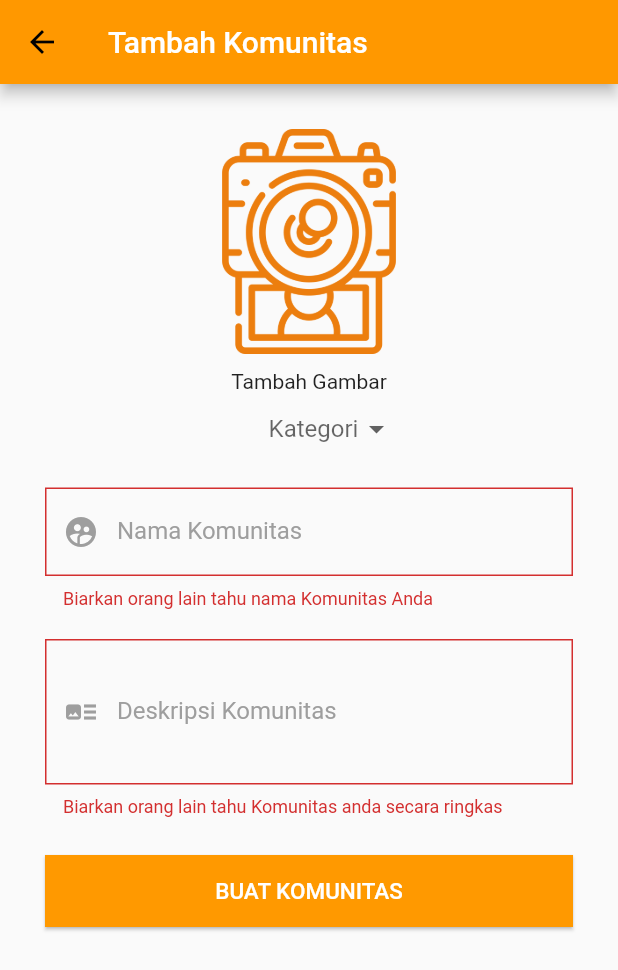
After one commit to handihand53/comugram, a Flutter app: the KomunitasForm screen opened directly, after a tap on "BUAT KOMUNITAS", on a phone screen of 412 x 824 dp. The commit adds this screen. Shown: the top 970 px of the screen. Run offline on Flutter 3.47's test engine with Material 2 defaults, Android fonts, the phone set to English and light mode, and no system bars; our stand-ins replace cloud_firestore, firebase_auth, firebase_storage, google_sign_in, image_cropper, image_picker; accounts and stored records are empty.

Commit message:
Add Komunitas
gnti ikon di register, tmbh : servisFs, addKomunitas, pubspec.

```diff
--- a/comugram/lib/Login.dart
+++ b/comugram/lib/Login.dart
@@ -1,8 +1,8 @@
+import 'package:comugram/TambahKomunitas.dart';
 import 'package:firebase_auth/firebase_auth.dart';
 import 'package:flutter/cupertino.dart';
 import 'package:flutter/material.dart';
 import 'package:google_sign_in/google_sign_in.dart';
-
 import 'Home.dart';
 
 class Login extends StatefulWidget {
--- a/comugram/lib/RegisterForm.dart
+++ b/comugram/lib/RegisterForm.dart
@@ -6,6 +6,7 @@ import 'Home.dart';
 import 'Validator.dart';
 import 'model/User.dart';
 import 'package:firebase_auth/firebase_auth.dart';
+import 'TambahKomunitas.dart';
 
 class RegisterForm extends StatefulWidget {
 
@@ -37,7 +38,7 @@ class _RegisterFormState extends State<RegisterForm> with Validation{
   }
   void doRegis(String email, String pass, String uname) async{
     RegisUnamePass(email, pass).then((FirebaseUser user){
-      userModel = User(uid: user.uid, username: uname,email: user.email, pass: pass);
+      userModel = User(uid: user.uid, username: uname,email: user.email);
       Fs.InsertDataUser(userModel);
       Navigator.pushReplacement(this.context, MaterialPageRoute(builder: (BuildContext context) => Home()));
     }).catchError((e) =>print(e.toString()));
@@ -87,7 +88,7 @@ class _RegisterFormState extends State<RegisterForm> with Validation{
                             decoration: InputDecoration(
                               labelText: 'Username',
                               prefixIcon: Icon(
-                                Icons.supervised_user_circle,
+                                Icons.account_box,
                                 color: Colors.grey,
                               ),
                               labelStyle: TextStyle(color: Colors.grey),
--- a/comugram/lib/SplashScreen.dart
+++ b/comugram/lib/SplashScreen.dart
@@ -1,5 +1,6 @@
 import 'dart:convert';
 import 'package:comugram/Home.dart';
+import 'package:comugram/TambahKomunitas.dart';
 import 'package:flutter/cupertino.dart';
 import 'package:flutter/material.dart';
 import 'dart:async';
--- /dev/null
+++ b/comugram/lib/TambahKomunitas.dart
@@ -0,0 +1,291 @@
+import 'dart:io';
+import 'package:comugram/services/FirestoreServices.dart';
+import 'package:firebase_auth/firebase_auth.dart';
+import 'package:flutter/cupertino.dart';
+import 'package:flutter/gestures.dart';
+import 'package:flutter/material.dart';
+import 'package:image_cropper/image_cropper.dart';
+import 'package:image_picker/image_picker.dart';
+import 'package:intl/intl.dart';
+import 'package:uuid/uuid.dart';
+import 'Validator.dart';
+import 'model/Komunitas.dart';
+
+class KomunitasForm extends StatefulWidget {
+
+  @override
+  _KomunitasFormState createState() => _KomunitasFormState();
+}
+
+class _KomunitasFormState extends State<KomunitasForm> with Validation{
+  final formKey = GlobalKey<FormState>();
+  FirestoreServices Fs = new FirestoreServices();
+  TextEditingController nameController = TextEditingController();
+  TextEditingController deskController = TextEditingController();
+  String dropdownValue;
+  String imagePath;
+  File imgPick;
+  FirebaseAuth _auth = FirebaseAuth.instance;
+  DateTime dateTime = DateTime.now();
+  var uuid = Uuid();
+
+  getImage(String result) async{
+    if(result == 'pickImg'){
+      imgPick = await ImagePicker.pickImage(source: ImageSource.camera);
+      if(imgPick != null){
+        File croppedImg = await ImageCropper.cropImage(
+          sourcePath: imgPick.path,
+          aspectRatio: CropAspectRatio(
+            ratioX: 1,ratioY: 1,
+          ),
+          compressQuality: 100,
+          maxHeight: 700,
+          maxWidth: 700,
+        );
+        setState(() {imgPick = croppedImg;});
+      }
+    }else{
+      imgPick = await ImagePicker.pickImage(source: ImageSource.gallery);
+      if(imgPick != null){
+        File croppedImg = await ImageCropper.cropImage(
+          sourcePath: imgPick.path,
+          aspectRatio: CropAspectRatio(
+            ratioX: 1,ratioY: 1,
+          ),
+          compressQuality: 100,
+          maxHeight: 700,
+          maxWidth: 700,
+        );
+        setState(() {imgPick = croppedImg;});
+      }
+    }
+  }
+
+  @override
+  Widget build(BuildContext context) {
+    return Scaffold(
+      appBar: AppBar(
+        backgroundColor: Colors.orange,
+        title: Text("Tambah Komunitas", style: TextStyle(color: Colors.white),),
+      ),
+      body: Container(
+        child: ListView(
+          children: <Widget> [
+            //circular image...
+            //form
+            Padding(
+                padding: EdgeInsets.all(15.0),
+                child: Container(
+                  decoration: BoxDecoration(
+                    color: Color.fromRGBO(56, 54, 54, 0),
+                    borderRadius: BorderRadius.all(Radius.circular(20.0)),
+                  ),
+                  child: Padding(
+                    padding: EdgeInsets.only(left: 15, right: 15),
+                    child: Form(
+                      key: formKey,
+                      child: Column(
+                        children: <Widget>[
+                          PopupMenuButton<String>(
+                            onSelected: (String result){
+                              print(result);
+                              getImage(result);
+                            },
+                            itemBuilder: (BuildContext context) => [
+                              PopupMenuItem(
+                                value: 'pickImg',
+                                child: Text('Ambil Foto'),
+                              ),
+                              PopupMenuItem(
+                                value: 'pickGallery',
+                                child: Text('Pilih dari Gallery'),
+                              )
+                            ],
+                            child: (imgPick== null) ?
+                            Container(
+                                child: Column(children: <Widget>[
+                                  SizedBox(height: 15),
+                                  Container(
+                                    width: 150,
+                                    height: 150,
+                                    child: Image.asset('images/instant-camera.png'),
+                                  ),
+                                  SizedBox(height: 10),
+                                  Text('Tambah Gambar'),
+                                ],)
+                            ) : Container(
+                                child: Column(children: <Widget>[
+                                  SizedBox(height: 15),
+                                  Container(
+                                    width: 250,
+                                    height: 250,
+                                    child: ClipRRect(
+                                      borderRadius: BorderRadius.circular(8.0),
+                                      child: Image.file(imgPick),
+                                    ),
+                                  ),
+                                ],)
+                            ),
+                          ),
+                          Padding(
+                            padding: EdgeInsets.only(left: 30),
+                            child: DropdownButton<String>(
+                              iconSize: 24,
+                              hint: Text('Kategori'),
+                              value: dropdownValue,
+                              elevation: 16,
+                              underline: Container(
+                                height: 2,
+                              ),
+                              onChanged: (String newValue) {
+                                setState(() {
+                                  dropdownValue = newValue;
+                                });
+                              },
+                              items: <String>[
+                                'Gaming', 'Makan', 'Masak', 'Sport', 'Study',
+                              ].map<DropdownMenuItem<String>>((String value) {
+                                return DropdownMenuItem<String>(
+                                  value: value,
+                                  child: Text(value),
+                                );
+                              }).toList(),
+                            ),
+                          ),
+                          Padding (
+                              padding: EdgeInsets.only(top:15.0, bottom:10.0),
+                              child: TextFormField(
+                                controller: nameController,
+                                style: TextStyle(color: Colors.grey,),
+                                keyboardType: TextInputType.text,
+                                decoration: InputDecoration(
+                                  labelText: 'Nama Komunitas',
+                                  prefixIcon: Icon(
+                                    Icons.supervised_user_circle,
+                                    color: Colors.grey,
+                                  ),
+                                  labelStyle: TextStyle(color: Colors.grey),
+                                  enabledBorder: OutlineInputBorder(
+                                      borderSide: BorderSide(
+                                        color: Colors.grey,
+                                      )
+                                  ),
+                                  focusedBorder: OutlineInputBorder(
+                                    borderSide: BorderSide(color: Colors.orange),
+                                  ),
+                                  border: OutlineInputBorder(
+                                    borderRadius: BorderRadius.circular(0.0),
+                                  ),
+                                ),
+                                validator: validateNameKomunitas,
+                              ),
+                            ),
+                          Padding (
+                            padding: EdgeInsets.only(top:10.0, bottom:10.0),
+                            child: TextFormField(
+                              maxLines: 3,
+                              controller: deskController,
+                              style: TextStyle(color: Colors.grey,),
+                              keyboardType: TextInputType.text,
+                              decoration: InputDecoration(
+                                labelText: 'Deskripsi Komunitas',
+                                prefixIcon: Icon(
+                                  Icons.art_track,
+                                  color: Colors.grey,
+                                ),
+                                labelStyle: TextStyle(color: Colors.grey),
+                                enabledBorder: OutlineInputBorder(
+                                    borderSide: BorderSide(
+                                      color: Colors.grey,
+                                    )
+                                ),
+                                focusedBorder: OutlineInputBorder(
+                                  borderSide: BorderSide(color: Colors.orange),
+                                ),
+                                border: OutlineInputBorder(
+                                  borderRadius: BorderRadius.circular(0.0),
+                                ),
+                              ),
+                              validator: validateDesk,
+                            ),
+                          ),
+
+                          // tombol button
+                          Padding (
+                            padding: EdgeInsets.only(top: 15.0,bottom:15.0),
+                            child: Row(
+                              children: <Widget> [
+                                // tombol simpan
+                                Expanded(
+                                  child: Material(
+                                    elevation: 1.0,
+                                    color: Color.fromRGBO(255, 153, 0, 1),
+                                    child: MaterialButton(
+                                      onPressed: () async{
+                                        if(formKey.currentState.validate()){
+                                          formKey.currentState.save();
+                                          if(imgPick != null && dropdownValue !=null){
+                                            String url = await Fs.uploadImgKomunitas(imgPick);
+                                            String tgl = DateFormat('dd MMMM yyyy').format(dateTime);
+                                            FirebaseUser user = await _auth.currentUser();
+                                            String owner = user.uid;
+                                            Komunitas kom = Komunitas(uid: uuid.v4(), kategori: dropdownValue, imageUrl: url, namaKomunitas: nameController.text, deskripsi: deskController.text, owner: owner, tanggalBuat: tgl);
+                                            Fs.InsertKomunitas(kom);
+                                            Navigator.pop(context);
+                                          }else{
+                                            showAlertDialog_Fail(context, 'Belum ada data lengkap untuk ditampilkan ke sesama Komunitas');
+                                          }
+                                        }
+                                      },
+                                      padding: EdgeInsets.symmetric(vertical: 10.0, horizontal: 30.0),
+                                      child: Text('BUAT KOMUNITAS',
+                                        style: TextStyle(
+                                            fontSize: 15.0,
+                                            color: Colors.white
+                                        ),
+                                      ),
+                                    ),
+                                  ),
+                                ),
+                              ],
+                            ),
+                          ),
+                        ],
+                      ),
+                    ),
+                  ),
+                ),
+              ),
+          ],
+        ),
+      ),
+    );
+  }
+}
+
+showAlertDialog_Fail(BuildContext context, String msg) {
+  Widget okButton = FlatButton(
+    child: Text("OK"),
+    onPressed: () {
+      Navigator.pop(context);
+    },
+  );
+  AlertDialog alert = AlertDialog(
+    title: Text(
+      "Perhatian!",
+      style: TextStyle(color: Colors.red),
+    ),
+    content: Text(
+      msg,
+    ),
+    actions: [
+      okButton,
+    ],
+  );
+  showDialog(
+    context: context,
+    builder: (BuildContext context) {
+      return alert;
+    },
+  );
+}
--- a/comugram/lib/Validator.dart
+++ b/comugram/lib/Validator.dart
@@ -22,4 +22,17 @@ class Validation {
     }
     return null;
   }
+
+  String validateNameKomunitas(String value) {
+    if (value.isEmpty || value.length <= 3) { //JIKA VALUE KOSONG
+      return 'Biarkan orang lain tahu nama Komunitas Anda'; //MAKA PESAN DITAMPILKAN
+    }
+    return null;
+  }
+  String validateDesk(String value) {
+    if (value.isEmpty || value.length <= 3 || value.length > 3000) { //JIKA VALUE KOSONG
+      return 'Biarkan orang lain tahu Komunitas anda secara ringkas'; //MAKA PESAN DITAMPILKAN
+    }
+    return null;
+  }
 }
--- /dev/null
+++ b/comugram/lib/model/Komunitas.dart
@@ -0,0 +1,32 @@
+class Komunitas {
+  String uid;
+  String kategori;
+  String imageUrl;
+  String namaKomunitas;
+  String deskripsi;
+  String owner;
+  String tanggalBuat;
+
+  Komunitas({this.uid, this.kategori, this.imageUrl,this.namaKomunitas, this.deskripsi, this.owner, this.tanggalBuat});
+
+  Komunitas.fromMap(Map<String, dynamic> komunitasMaps) {
+    this.uid = komunitasMaps['id'];
+    this.kategori = komunitasMaps['kategori'];
+    this.imageUrl = komunitasMaps['imageUrl'];
+    this.namaKomunitas = komunitasMaps['namaKomunitas'];
+    this.deskripsi = komunitasMaps['deskripsi'];
+    this.owner = komunitasMaps['owner'];
+    this.tanggalBuat = komunitasMaps['tanggalBuat'];
+  }
+  Map<String, dynamic> toMap() {
+    return {
+      'id': uid,
+      'kategori': kategori,
+      'imageUrl' : imageUrl,
+      'namaKomunitas': namaKomunitas,
+      'deskripsi': deskripsi,
+      'owner': owner,
+      'tanggalBuat': tanggalBuat,
+    };
+  }
+}
--- a/comugram/lib/services/FirestoreServices.dart
+++ b/comugram/lib/services/FirestoreServices.dart
@@ -1,3 +1,7 @@
+import 'dart:io';
+import 'package:comugram/model/Komunitas.dart';
+import 'package:firebase_storage/firebase_storage.dart';
+import 'package:path/path.dart';
 import 'package:cloud_firestore/cloud_firestore.dart';
 import '../model/User.dart';
 
@@ -5,4 +9,14 @@ class FirestoreServices {
   Future<void> InsertDataUser(User u){
     Firestore.instance.collection('User').document(u.uid).setData(u.toMap());
   }
+  Future<String> uploadImgKomunitas(File file) async{
+    String fileName = basename(file.path);
+    StorageReference ref = FirebaseStorage.instance.ref().child('imgKomunitas/$fileName');
+    StorageUploadTask task = ref.putFile(file);
+    StorageTaskSnapshot snapshot = await task.onComplete;
+    return await snapshot.ref.getDownloadURL();
+  }
+  Future<void> InsertKomunitas(Komunitas kom){
+    Firestore.instance.collection('Komunitas').document(kom.uid).setData(kom.toMap());
+  }
 }
--- a/comugram/pubspec.yaml
+++ b/comugram/pubspec.yaml
@@ -30,6 +30,10 @@ dependencies:
   cloud_firestore: ^0.13.5
   firebase_storage: ^3.1.5
   file_picker: ^1.8.0
+  image_picker: ^0.6.6+4
+  image_cropper: ^1.2.3
+  intl: ^0.16.1
+  uuid: ^2.0.4
 
 dev_dependencies:
   flutter_test:
```
Also changed, not shown: comugram/lib/model/User.dart (+5 -8 lines), comugram/images/instant-camera.png (added), comugram/pubspec.lock, 1 other file.
